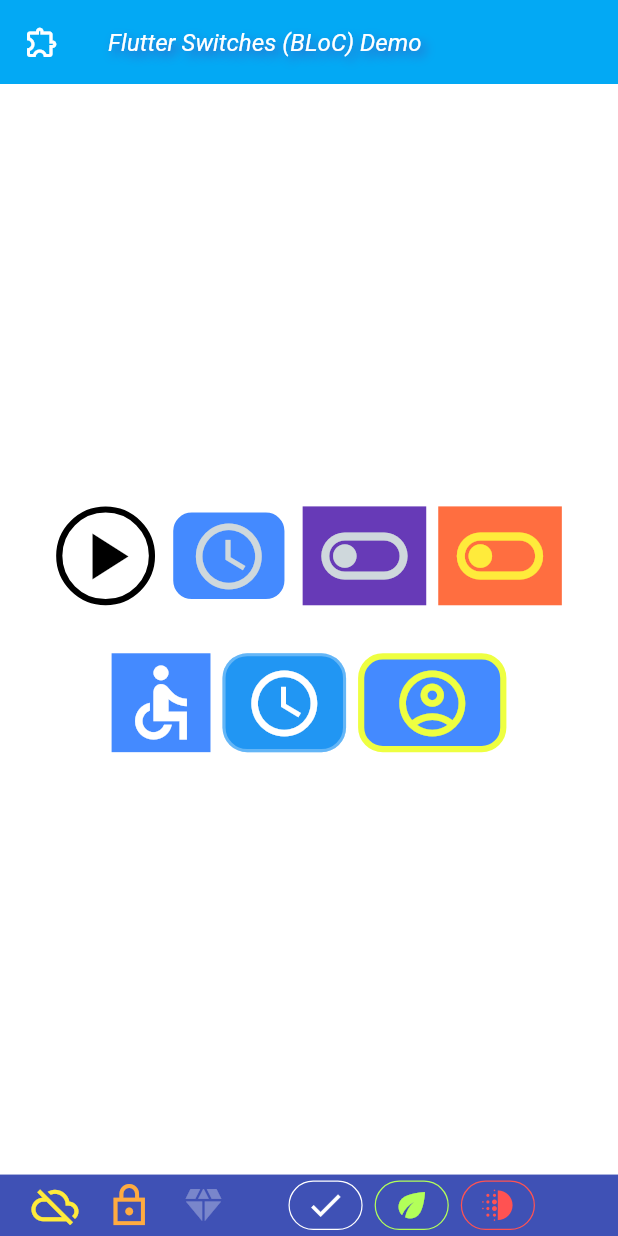
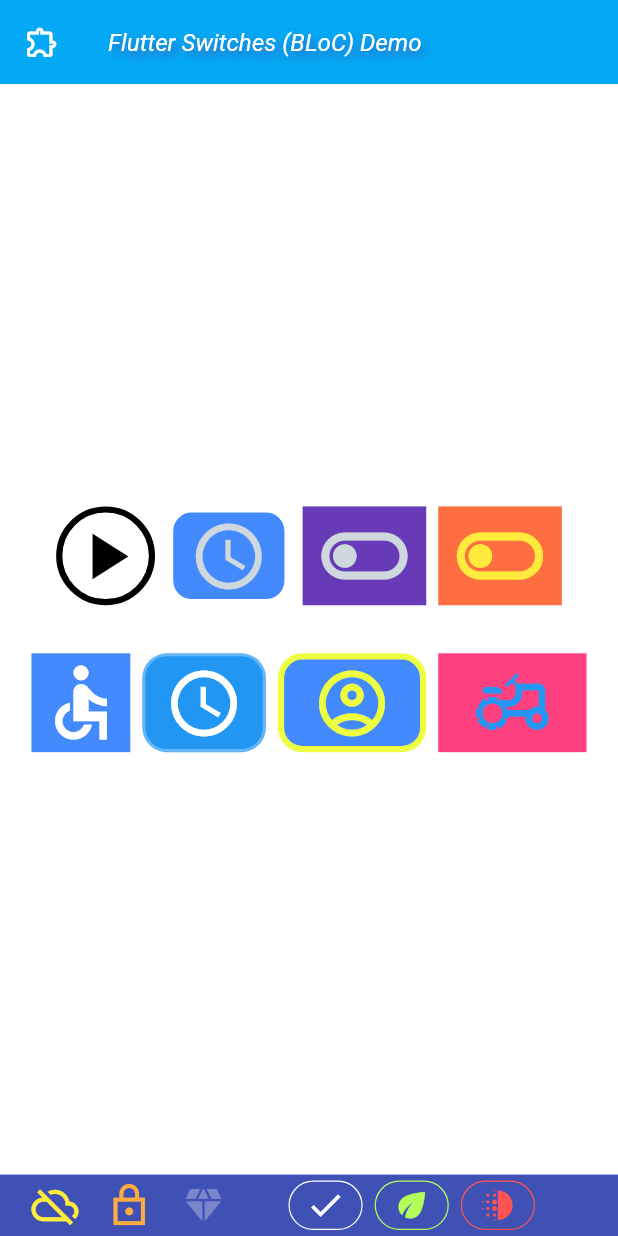
Before and after one commit to mk590901/Event-driven-BLoC-s-switch-widgets, a Flutter app: the screen it shows after launch, on a phone screen of 412 x 824 dp. Run offline on Flutter 3.47's test engine with Material 3 defaults, Android fonts, the phone set to English and light mode, and no system bars; our stand-ins replace flutter_bloc.

Commit message:
Refactoring: FlatButton class was added to app.

```diff
--- a/lib/main.dart
+++ b/lib/main.dart
@@ -2,6 +2,7 @@ import 'package:flutter/material.dart';
 import 'periodic_action.dart';
 import 'widgets/flat_advanced_rounded_switch.dart';
 import 'widgets/flat_advanced_switch.dart';
+import 'widgets/flat_button.dart';
 import 'widgets/flat_rounded_button.dart';
 import 'widgets/flat_switch.dart';
 import 'widgets/flat_rounded_switch.dart';
@@ -150,11 +151,30 @@ class SwitchHomePage extends StatelessWidget {
       borderPressedColor: Colors.redAccent,
       borderDisabledColor: Colors.blueGrey,
       onUpAction: () {
-        // purple.enable();
-        // blueRoundedAdvanced.click();
+        purple.enable();
+        blueRoundedAdvanced.click();
       },
       onDownAction: () {
-//        purple.disable();
+        purple.disable();
+      },
+    );
+
+    FlatButton blueButton = FlatButton(
+      width: 24,
+      height: 16,
+      canvasColor: Colors.pinkAccent,
+      canvasDisabledColor: Colors.blueGrey,
+      canvasPressedColor: Colors.indigo,
+      iconColor: Colors.blue,
+      iconDisabledColor: Colors.black12,
+      iconPressedColor: Colors.redAccent,
+      iconData: Icons.agriculture_outlined,
+      iconDataPressed: Icons.agriculture_sharp,
+      onUpAction: () {
+        blueRoundedButton.enable();
+      },
+      onDownAction: () {
+        blueRoundedButton.disable();
       },
     );
 
@@ -199,6 +219,7 @@ class SwitchHomePage extends StatelessWidget {
                 blueAdvanced,
                 blueRoundedAdvanced,
                 blueRoundedButton,
+                blueButton,
               ]),
             ],
           ),
--- /dev/null
+++ b/lib/widgets/flat_button.dart
@@ -0,0 +1,181 @@
+import 'dart:io';
+import 'dart:ui';
+
+import 'package:flutter/material.dart';
+import 'package:flutter_bloc/flutter_bloc.dart';
+import 'package:uuid/uuid.dart';
+import '../SizeConfig.dart';
+import '../blocks/button_bloc.dart';
+import '../events/switch_events.dart';
+import '../states/button_state.dart';
+import '../interfaces/i_click.dart';
+
+class FlatButton extends StatelessWidget implements IClick {
+  final String uuid = const Uuid().v4().toString();
+
+  final Color canvasColor;
+  final Color canvasPressedColor;
+  final Color canvasDisabledColor;
+  final Color iconColor;
+  final Color iconPressedColor;
+  final Color iconDisabledColor;
+  final double width;
+  final double height;
+  final IconData? iconData;
+  final IconData? iconDataPressed;
+  final VoidCallback? onUpAction;
+  final VoidCallback? onDownAction;
+
+  late GestureDetector gestureDetector;
+
+  late ButtonBloc switchBloc;
+
+  FlatButton({
+    super.key,
+    required this.width,
+    required this.height,
+    this.canvasColor = Colors.transparent,
+    this.canvasPressedColor = Colors.transparent,
+    this.canvasDisabledColor = Colors.black12,
+    this.iconColor = Colors.black,
+    this.iconPressedColor = Colors.black,
+    this.iconDisabledColor = Colors.black26,
+    this.iconData = Icons.toggle_on_outlined,
+    this.iconDataPressed = Icons.toggle_off_outlined,
+    this.onUpAction,
+    this.onDownAction,
+  });
+
+  @override
+  void click() {
+    gestureDetector.onTapDown?.call(TapDownDetails());
+    gestureDetector.onTapUp?.call(TapUpDetails(kind: PointerDeviceKind.touch));
+  }
+
+  void reset() {
+    try {
+      switchBloc.add(Reset());
+    } catch (exception) {
+      debugPrint("******* reset error *******");
+    }
+  }
+
+  void enable() {
+    try {
+      switchBloc.add(Enable());
+    } catch (exception) {
+      debugPrint("******* enable error *******");
+    }
+  }
+
+  void disable() {
+    try {
+      switchBloc.add(Disable());
+    } catch (exception) {
+      debugPrint("******* disable error *******");
+    }
+  }
+
+  @override
+  Widget build(BuildContext context) {
+    SizeConfig().init(context);
+    return BlocProvider<ButtonBloc>(
+      //create: (_) => SwitchAdvancedBloc(SwitchAdvancedState(SwitchAdvancedStates.off)),
+      create: (_) {
+        switchBloc = ButtonBloc(ButtonState(ButtonStates.ready));
+        return switchBloc;
+      },
+      child: BlocBuilder<ButtonBloc, ButtonState>(builder: (context, state) {
+        gestureDetector = GestureDetector(
+          onTapDown: (details) {
+            context.read<ButtonBloc>().add(Down(uuid));
+            onDownAction?.call();
+          },
+          onTapUp: (details) {
+            context.read<ButtonBloc>().add(Up(uuid));
+            onUpAction?.call();
+          },
+          onTapCancel: () {
+            context.read<ButtonBloc>().add(Reset());
+          }
+          ,
+          child: Container(
+            width: w_(width),
+            height: h_(height),
+            decoration: BoxDecoration(
+              color: getCanvasColor(state.state()),
+             ),
+            child: Center(
+              child: Icon(getIcon(state.state()),
+                  size: h_(height * getIconSize(state.state())), color: getIconColor(state.state())),
+            ),
+          ),
+        );
+        return gestureDetector;
+      }),
+    );
+  }
+
+  Color? getIconColor(ButtonStates state) {
+    Color? result = iconColor;
+    switch(state) {
+      case ButtonStates.ready:
+        result = iconColor;
+        break;
+      case ButtonStates.pressed:
+        result = iconPressedColor;
+        break;
+      case ButtonStates.disabled:
+        result = iconDisabledColor;
+        break;
+      default:
+    }
+    return result;
+  }
+
+  double getIconSize(ButtonStates state) {
+    double result = 0.8;
+    switch(state) {
+      case ButtonStates.ready:
+        result = 0.8;
+        break;
+      case ButtonStates.pressed:
+        result = 0.95;
+        break;
+      default:
+    }
+    return result;
+  }
+
+  IconData? getIcon(ButtonStates state) {
+    IconData? result = iconData;
+    switch (state) {
+      case ButtonStates.ready:
+      case ButtonStates.disabled:
+        result = iconData;
+        break;
+      case ButtonStates.pressed:
+        result = iconDataPressed;
+        break;
+      default:
+    }
+    return result;
+  }
+
+  Color? getCanvasColor(ButtonStates state) {
+    Color? result = canvasColor;
+    switch(state) {
+      case ButtonStates.ready:
+        result = canvasColor;
+        break;
+      case ButtonStates.pressed:
+        result = canvasPressedColor;
+        break;
+      case ButtonStates.disabled:
+        result = canvasDisabledColor;
+        break;
+      default:
+    }
+    return result;
+  }
+}
```
